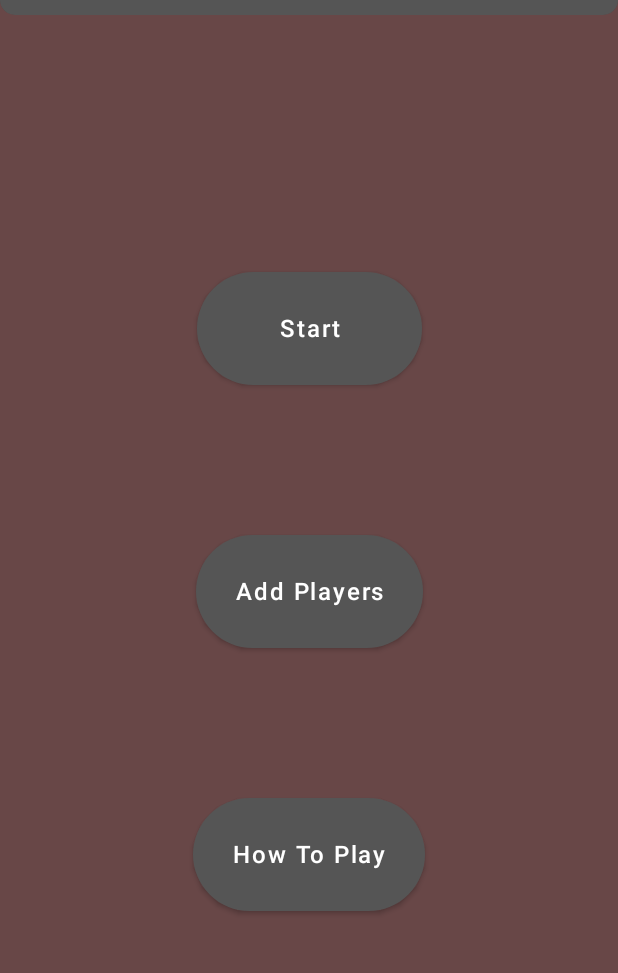
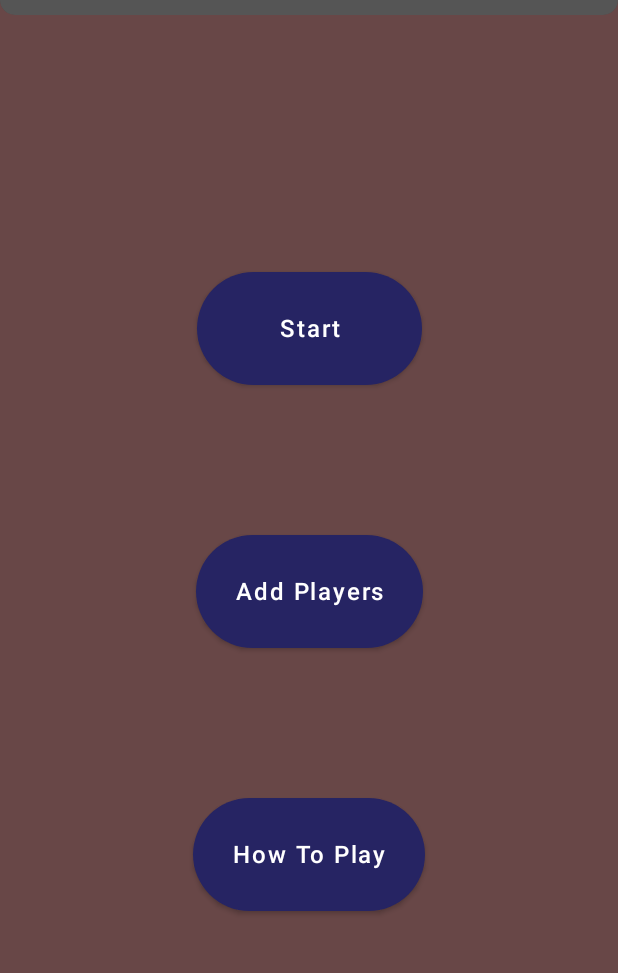
Before and after one commit to mo1117/Booze-Blaster, an Android app built with Jetpack Compose: the screen it shows after launch (MainActivity), on a phone screen of 412 x 824 dp, the part 69-1042 px from its top. Run offline under Robolectric (Android 15) with nearby library versions, the phone set to English and light mode, and no system bars; pictures from the network do not load.

Commit message:
Final push for presentation

```diff
--- a/app/src/main/java/com/boozeblaster/generators/common/SetRuleGenerator.kt
+++ b/app/src/main/java/com/boozeblaster/generators/common/SetRuleGenerator.kt
@@ -11,6 +11,7 @@ class SetRuleGenerator : MiniGameGenerator() {
      * This method is still needed so the TaskGenerator can generate an instance of SetRuleTask
      */
     override fun getList(): List<MiniGame> {
+        //STUB
         return emptyList()
     }
 }
--- a/app/src/main/java/com/boozeblaster/generators/common/SipTransferGenerator.kt
+++ b/app/src/main/java/com/boozeblaster/generators/common/SipTransferGenerator.kt
@@ -8,6 +8,7 @@ class SipTransferGenerator : MiniGameGenerator() {
      * STUB method - We do not need to return a list with values here
      */
     override fun getList(): List<MiniGame> {
+        //STUB
         return emptyList()
     }
 }
--- a/app/src/main/java/com/boozeblaster/minigames/individual/GuessTheSong.kt
+++ b/app/src/main/java/com/boozeblaster/minigames/individual/GuessTheSong.kt
@@ -25,7 +25,6 @@ class GuessTheSong(
     private val resid: Int,
     private val duration: Long = 10000
 ) : MiniGame() {
-
 
     @Composable
     override fun DisplayContent(player: Player?, callback: () -> Unit) {
--- a/app/src/main/java/com/boozeblaster/screens/AddPlayerScreen.kt
+++ b/app/src/main/java/com/boozeblaster/screens/AddPlayerScreen.kt
@@ -182,7 +182,7 @@ fun AddPlayerScreenContent(
             onClick = {
                 onDoneClicked()
             },
-            text = "Continue",
+            text = "Back",
             fontSize = 16,
             fontFamily = FontFamily.SansSerif
         )
--- a/app/src/main/java/com/boozeblaster/ui/theme/Color.kt
+++ b/app/src/main/java/com/boozeblaster/ui/theme/Color.kt
@@ -28,8 +28,8 @@ val DarkIncorrectButtonColor = Color(0xFF581818)
 val LightHalfCorrectButtonColor = Color(0xFFFD5D01)
 val DarkHalfCorrectButtonColor = Color(0xFF924222)
 
-val LightUiButtonColor = Color(0xFFCCCCCC)
-val DarkUiButtonColor = Color(0xFF555555)
+val LightUiButtonColor = Color(0xFF30B1B1)
+val DarkUiButtonColor = Color(0xFF262463)
 
 /**
  * Returns the button color, based on which kind of button it is and if darkmode is enabled or not
```
Also changed, not shown: app/src/main/java/com/boozeblaster/generators/common/NeverHaveIEverGenerator.kt (+6 -3 lines), app/src/main/java/com/boozeblaster/generators/individual/DareGenerator.kt (+8 -2 lines).
